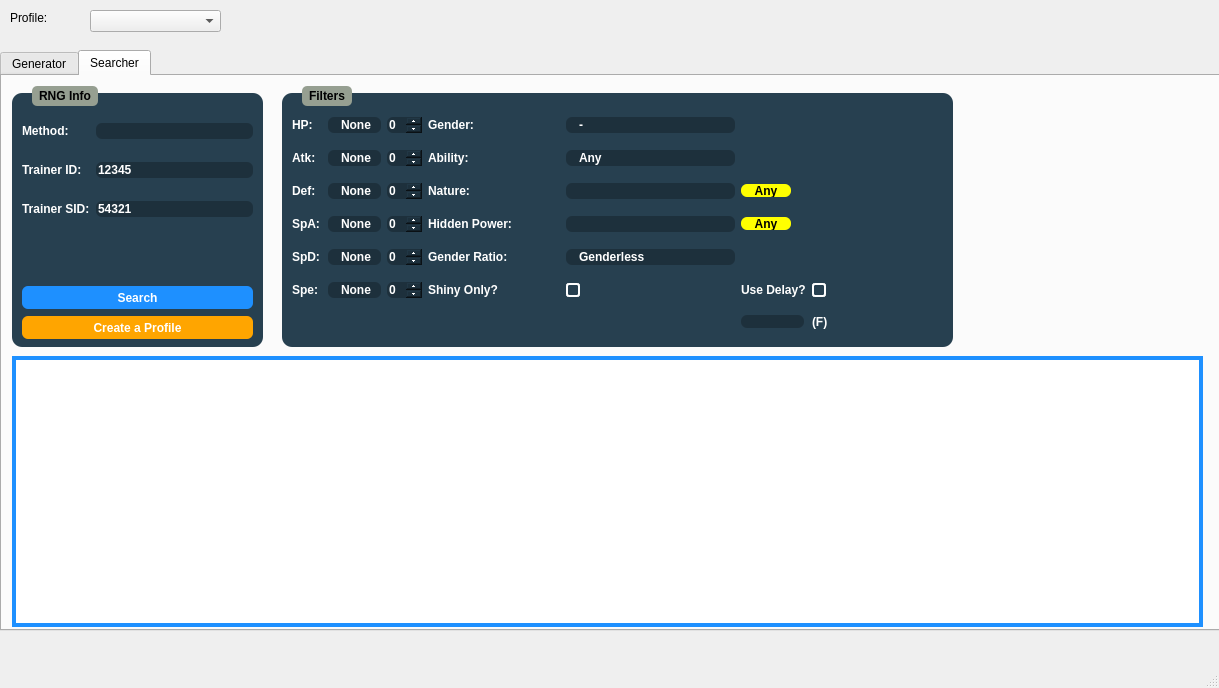
Before: the Qt Designer form Forms/Gen3/Wild3.ui in Admiral-Fish/PokeFinder, drawn with Qt 5.
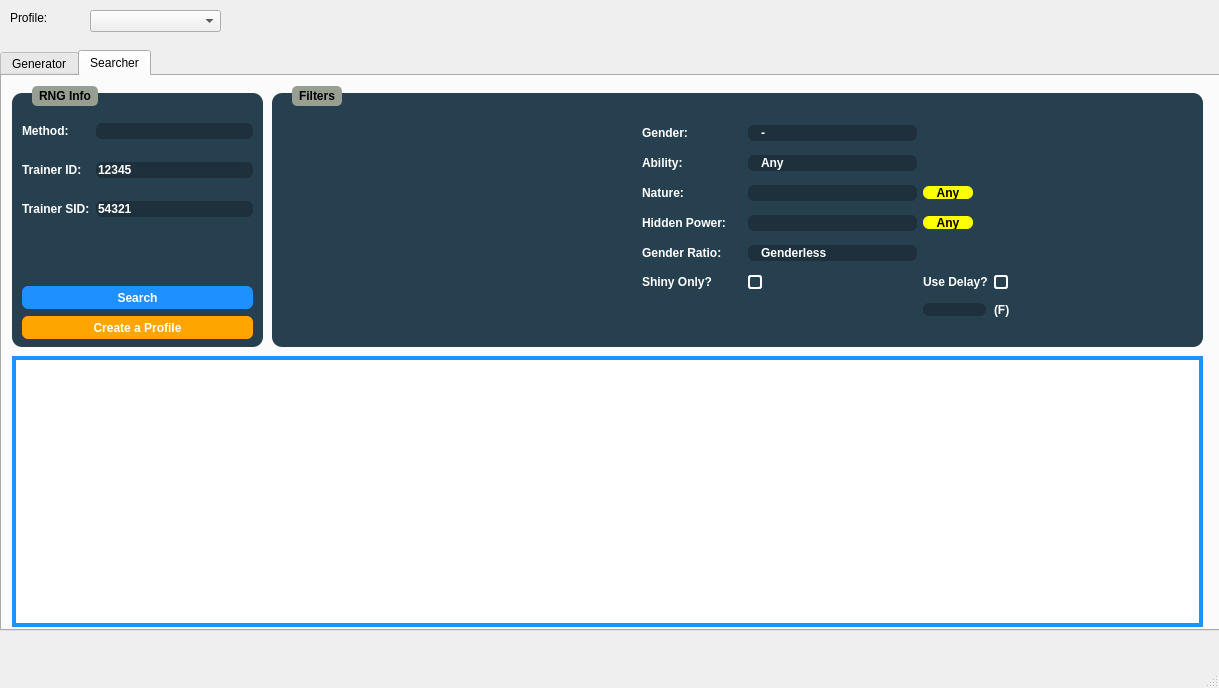
After: the same form once the commit is applied. The open tabs and pages were chosen to show the change. Icons and pictures are not drawn. Custom widgets are drawn as their Qt base class.

```diff
--- a/Forms/Gen3/Wild3.ui
+++ b/Forms/Gen3/Wild3.ui
@@ -1355,9 +1355,9 @@
      <widget class="QGroupBox" name="groupBoxFiltersSearcher3">
       <property name="geometry">
        <rect>
-        <x>280</x>
+        <x>270</x>
         <y>10</y>
-        <width>671</width>
+        <width>931</width>
         <height>261</height>
        </rect>
       </property>
@@ -1454,188 +1454,160 @@
       <property name="title">
        <string>Filters</string>
       </property>
-      <widget class="QWidget" name="gridLayoutWidget_6">
+      <widget class="IVFilter" name="ivFilterSearcher" native="true">
        <property name="geometry">
         <rect>
          <x>10</x>
-         <y>20</y>
-         <width>651</width>
-         <height>234</height>
+         <y>30</y>
+         <width>335</width>
+         <height>180</height>
         </rect>
        </property>
-       <layout class="QGridLayout" name="gridLayout_3" rowstretch="0,0,0,0,0,0,0" columnstretch="0,0,0,0,0,0,0">
-        <property name="sizeConstraint">
-         <enum>QLayout::SetNoConstraint</enum>
-        </property>
-        <item row="1" column="1">
-         <widget class="QComboBox" name="comboBoxAtkSearcher">
-          <property name="layoutDirection">
-           <enum>Qt::LeftToRight</enum>
-          </property>
-          <property name="styleSheet">
-           <string notr="true"/>
-          </property>
-          <property name="sizeAdjustPolicy">
-           <enum>QComboBox::AdjustToContentsOnFirstShow</enum>
-          </property>
-          <property name="duplicatesEnabled">
-           <bool>false</bool>
-          </property>
-          <property name="frame">
-           <bool>true</bool>
-          </property>
-          <item>
-           <property name="text">
-            <string>None</string>
-           </property>
-          </item>
-          <item>
-           <property name="text">
-            <string>==</string>
-           </property>
-          </item>
-          <item>
-           <property name="text">
-            <string>&gt;=</string>
-           </property>
-          </item>
-          <item>
-           <property name="text">
-            <string>&lt;=</string>
-           </property>
-          </item>
-         </widget>
-        </item>
-        <item row="3" column="1">
-         <widget class="QComboBox" name="comboBoxSpASearcher">
-          <property name="layoutDirection">
-           <enum>Qt::LeftToRight</enum>
-          </property>
-          <property name="styleSheet">
-           <string notr="true"/>
-          </property>
-          <property name="sizeAdjustPolicy">
-           <enum>QComboBox::AdjustToContentsOnFirstShow</enum>
-          </property>
-          <property name="duplicatesEnabled">
-           <bool>false</bool>
-          </property>
-          <property name="frame">
-           <bool>true</bool>
-          </property>
-          <item>
-           <property name="text">
-            <string>None</string>
-           </property>
-          </item>
-          <item>
-           <property name="text">
-            <string>==</string>
-           </property>
-          </item>
-          <item>
-           <property name="text">
-            <string>&gt;=</string>
-           </property>
-          </item>
-          <item>
-           <property name="text">
-            <string>&lt;=</string>
-           </property>
-          </item>
-         </widget>
-        </item>
-        <item row="2" column="1">
-         <widget class="QComboBox" name="comboBoxDefSearcher">
-          <property name="sizePolicy">
-           <sizepolicy hsizetype="Minimum" vsizetype="Fixed">
-            <horstretch>0</horstretch>
-            <verstretch>0</verstretch>
-           </sizepolicy>
-          </property>
-          <property name="layoutDirection">
-           <enum>Qt::LeftToRight</enum>
-          </property>
-          <property name="styleSheet">
-           <string notr="true"/>
-          </property>
-          <property name="sizeAdjustPolicy">
-           <enum>QComboBox::AdjustToContentsOnFirstShow</enum>
-          </property>
-          <property name="duplicatesEnabled">
-           <bool>false</bool>
-          </property>
-          <property name="frame">
-           <bool>true</bool>
-          </property>
-          <item>
-           <property name="text">
-            <string>None</string>
-           </property>
-          </item>
-          <item>
-           <property name="text">
-            <string>==</string>
-           </property>
-          </item>
-          <item>
-           <property name="text">
-            <string>&gt;=</string>
-           </property>
-          </item>
-          <item>
-           <property name="text">
-            <string>&lt;=</string>
-           </property>
-          </item>
-         </widget>
-        </item>
-        <item row="3" column="2">
-         <widget class="QSpinBox" name="spinBoxSpASearcher">
-          <property name="maximum">
-           <number>31</number>
-          </property>
-         </widget>
-        </item>
-        <item row="0" column="3">
+      </widget>
+      <widget class="QWidget" name="">
+       <property name="geometry">
+        <rect>
+         <x>370</x>
+         <y>31</y>
+         <width>451</width>
+         <height>211</height>
+        </rect>
+       </property>
+       <layout class="QGridLayout" name="gridLayout_2">
+        <item row="0" column="0">
          <widget class="QLabel" name="genderLabel_3">
           <property name="text">
            <string>Gender:</string>
           </property>
          </widget>
         </item>
-        <item row="2" column="3">
-         <widget class="QLabel" name="natureLabel_3">
-          <property name="text">
-           <string>Nature:</string>
-          </property>
+        <item row="0" column="1">
+         <widget class="QComboBox" name="comboBoxGenderSearcher">
+          <item>
+           <property name="text">
+            <string>-</string>
+           </property>
+          </item>
+          <item>
+           <property name="text">
+            <string>♂</string>
+           </property>
+          </item>
+          <item>
+           <property name="text">
+            <string>♀</string>
+           </property>
+          </item>
          </widget>
         </item>
-        <item row="1" column="3">
+        <item row="1" column="0">
          <widget class="QLabel" name="abilityLabel_3">
           <property name="text">
            <string>Ability:</string>
           </property>
          </widget>
         </item>
-        <item row="3" column="3">
+        <item row="1" column="1">
+         <widget class="QComboBox" name="comboBoxAbilitySearcher">
+          <item>
+           <property name="text">
+            <string>Any</string>
+           </property>
+          </item>
+          <item>
+           <property name="text">
+            <string>0</string>
+           </property>
+          </item>
+          <item>
+           <property name="text">
+            <string>1</string>
+           </property>
+          </item>
+         </widget>
+        </item>
+        <item row="2" column="0">
+         <widget class="QLabel" name="natureLabel_3">
+          <property name="text">
+           <string>Nature:</string>
+          </property>
+         </widget>
+        </item>
+        <item row="2" column="1">
+         <widget class="QCheckList" name="comboBoxNatureSearcher"/>
+        </item>
+        <item row="2" column="2">
+         <widget class="QPushButton" name="anyNatureSearcher">
+          <property name="minimumSize">
+           <size>
+            <width>50</width>
+            <height>13</height>
+           </size>
+          </property>
+          <property name="maximumSize">
+           <size>
+            <width>50</width>
+            <height>13</height>
+           </size>
+          </property>
+          <property name="styleSheet">
+           <string notr="true">QPushButton {
+	background-color: yellow;
+}</string>
+          </property>
+          <property name="text">
+           <string>Any</string>
+          </property>
+         </widget>
+        </item>
+        <item row="3" column="0">
          <widget class="QLabel" name="hiddenPLabel_3">
           <property name="text">
            <string>Hidden Power:</string>
           </property>
          </widget>
         </item>
-        <item row="4" column="3">
-         <widget class="QLabel" name="genderRLabel_3">
-          <property name="text">
-           <string>Gender Ratio:</string>
-          </property>
-         </widget>
-        </item>
-        <item row="3" column="4">
+        <item row="3" column="1">
          <widget class="QCheckList" name="comboBoxHiddenPowerSearcher"/>
         </item>
-        <item row="4" column="4">
+        <item row="3" column="2">
+         <widget class="QPushButton" name="anyHiddenPowerSearcher">
+          <property name="sizePolicy">
+           <sizepolicy hsizetype="Fixed" vsizetype="Fixed">
+            <horstretch>0</horstretch>
+            <verstretch>0</verstretch>
+           </sizepolicy>
+          </property>
+          <property name="minimumSize">
+           <size>
+            <width>50</width>
+            <height>13</height>
+           </size>
+          </property>
+          <property name="maximumSize">
+           <size>
+            <width>50</width>
+            <height>13</height>
+           </size>
+          </property>
+          <property name="styleSheet">
+           <string notr="true">QPushButton {
+	background-color: yellow;
+}</string>
+          </property>
+          <property name="text">
+           <string>Any</string>
+          </property>
+         </widget>
+        </item>
+        <item row="4" column="0">
+         <widget class="QLabel" name="genderRLabel_3">
+          <property name="text">
+           <string>Gender Ratio:</string>
+          </property>
+         </widget>
+        </item>
+        <item row="4" column="1">
          <widget class="QComboBox" name="comboBoxGenderRatioSearcher">
           <item>
            <property name="text">
@@ -1674,200 +1646,41 @@
           </item>
          </widget>
         </item>
-        <item row="5" column="4">
-         <widget class="QCheckBox" name="checkBoxShinySearcher">
-          <property name="text">
-           <string/>
-          </property>
-         </widget>
-        </item>
-        <item row="2" column="2">
-         <widget class="QSpinBox" name="spinBoxDefSearcher">
-          <property name="maximum">
-           <number>31</number>
-          </property>
-         </widget>
-        </item>
-        <item row="4" column="0">
-         <widget class="QLabel" name="spdLabel_3">
-          <property name="text">
-           <string>SpD:</string>
-          </property>
-         </widget>
-        </item>
-        <item row="3" column="0">
-         <widget class="QLabel" name="spaLabel_3">
-          <property name="text">
-           <string>SpA:</string>
-          </property>
-         </widget>
-        </item>
-        <item row="4" column="1">
-         <widget class="QComboBox" name="comboBoxSpDSearcher">
-          <property name="layoutDirection">
-           <enum>Qt::LeftToRight</enum>
-          </property>
-          <property name="styleSheet">
-           <string notr="true"/>
-          </property>
-          <property name="sizeAdjustPolicy">
-           <enum>QComboBox::AdjustToContentsOnFirstShow</enum>
-          </property>
-          <property name="duplicatesEnabled">
-           <bool>false</bool>
-          </property>
-          <property name="frame">
-           <bool>true</bool>
-          </property>
-          <item>
-           <property name="text">
-            <string>None</string>
-           </property>
-          </item>
-          <item>
-           <property name="text">
-            <string>==</string>
-           </property>
-          </item>
-          <item>
-           <property name="text">
-            <string>&gt;=</string>
-           </property>
-          </item>
-          <item>
-           <property name="text">
-            <string>&lt;=</string>
-           </property>
-          </item>
-         </widget>
-        </item>
         <item row="5" column="0">
-         <widget class="QLabel" name="speLabel_3">
-          <property name="text">
-           <string>Spe:</string>
-          </property>
-         </widget>
-        </item>
-        <item row="5" column="1">
-         <widget class="QComboBox" name="comboBoxSpeSearcher">
-          <property name="sizePolicy">
-           <sizepolicy hsizetype="Fixed" vsizetype="Fixed">
-            <horstretch>0</horstretch>
-            <verstretch>0</verstretch>
-           </sizepolicy>
-          </property>
-          <property name="minimumSize">
-           <size>
-            <width>53</width>
-            <height>13</height>
-           </size>
-          </property>
-          <property name="layoutDirection">
-           <enum>Qt::LeftToRight</enum>
-          </property>
-          <property name="styleSheet">
-           <string notr="true"/>
-          </property>
-          <property name="sizeAdjustPolicy">
-           <enum>QComboBox::AdjustToContentsOnFirstShow</enum>
-          </property>
-          <property name="duplicatesEnabled">
-           <bool>false</bool>
-          </property>
-          <property name="frame">
-           <bool>true</bool>
-          </property>
-          <item>
-           <property name="text">
-            <string>None</string>
-           </property>
-          </item>
-          <item>
-           <property name="text">
-            <string>==</string>
-           </property>
-          </item>
-          <item>
-           <property name="text">
-            <string>&gt;=</string>
-           </property>
-          </item>
-          <item>
-           <property name="text">
-            <string>&lt;=</string>
-           </property>
-          </item>
-         </widget>
-        </item>
-        <item row="0" column="2">
-         <widget class="QSpinBox" name="spinBoxHPSearcher">
-          <property name="sizePolicy">
-           <sizepolicy hsizetype="Fixed" vsizetype="Fixed">
-            <horstretch>0</horstretch>
-            <verstretch>0</verstretch>
-           </sizepolicy>
-          </property>
-          <property name="maximum">
-           <number>31</number>
-          </property>
-         </widget>
-        </item>
-        <item row="4" column="2">
-         <widget class="QSpinBox" name="spinBoxSpDSearcher">
-          <property name="maximum">
-           <number>31</number>
-          </property>
-         </widget>
-        </item>
-        <item row="1" column="2">
-         <widget class="QSpinBox" name="spinBoxAtkSearcher">
-          <property name="maximum">
-           <number>31</number>
-          </property>
-         </widget>
-        </item>
-        <item row="5" column="2">
-         <widget class="QSpinBox" name="spinBoxSpeSearcher">
-          <property name="maximum">
-           <number>31</number>
-          </property>
-         </widget>
-        </item>
-        <item row="5" column="3">
          <widget class="QLabel" name="shinyLabel_3">
           <property name="text">
            <string>Shiny Only?</string>
           </property>
          </widget>
         </item>
-        <item row="2" column="4">
-         <widget class="QCheckList" name="comboBoxNatureSearcher"/>
+        <item row="5" column="1">
+         <widget class="QCheckBox" name="checkBoxShinySearcher">
+          <property name="text">
+           <string/>
+          </property>
+         </widget>
         </item>
-        <item row="2" column="5">
-         <widget class="QPushButton" name="anyNatureSearcher">
-          <property name="minimumSize">
-           <size>
-            <width>50</width>
-            <height>13</height>
-           </size>
+        <item row="5" column="2">
+         <widget class="QLabel" name="labelDelay_3">
+          <property name="sizePolicy">
+           <sizepolicy hsizetype="Fixed" vsizetype="Fixed">
+            <horstretch>0</horstretch>
+            <verstretch>0</verstretch>
+           </sizepolicy>
           </property>
-          <property name="maximumSize">
-           <size>
-            <width>50</width>
-            <height>13</height>
-           </size>
+          <property name="text">
+           <string>Use Delay?</string>
           </property>
-          <property name="styleSheet">
-           <string notr="true">QPushButton {
-	background-color: yellow;
-}</string>
-          </property>
+         </widget>
+        </item>
+        <item row="5" column="3">
+         <widget class="QCheckBox" name="checkBoxDelaySearcher">
           <property name="text">
-           <string>Any</string>
+           <string/>
           </property>
          </widget>
         </item>
-        <item row="6" column="5">
+        <item row="6" column="2">
          <widget class="QTextBox" name="delaySearcher">
           <property name="enabled">
            <bool>false</bool>
@@ -1898,173 +1711,13 @@
           </property>
          </widget>
         </item>
-        <item row="1" column="4">
-         <widget class="QComboBox" name="comboBoxAbilitySearcher">
-          <item>
-           <property name="text">
-            <string>Any</string>
-           </property>
-          </item>
-          <item>
-           <property name="text">
-            <string>0</string>
-           </property>
-          </item>
-          <item>
-           <property name="text">
-            <string>1</string>
-           </property>
-          </item>
-         </widget>
-        </item>
-        <item row="0" column="4">
-         <widget class="QComboBox" name="comboBoxGenderSearcher">
-          <item>
-           <property name="text">
-            <string>-</string>
-           </property>
-          </item>
-          <item>
-           <property name="text">
-            <string>♂</string>
-           </property>
-          </item>
-          <item>
-           <property name="text">
-            <string>♀</string>
-           </property>
-          </item>
-         </widget>
-        </item>
-        <item row="0" column="0">
-         <widget class="QLabel" name="hpLabel_3">
-          <property name="sizePolicy">
-           <sizepolicy hsizetype="Fixed" vsizetype="Fixed">
-            <horstretch>0</horstretch>
-            <verstretch>0</verstretch>
-           </sizepolicy>
-          </property>
-          <property name="minimumSize">
-           <size>
-            <width>30</width>
-            <height>16</height>
-           </size>
-          </property>
-          <property name="text">
-           <string>HP:</string>
-          </property>
-         </widget>
-        </item>
-        <item row="0" column="1">
-         <widget class="QComboBox" name="comboBoxHPSearcher">
-          <property name="layoutDirection">
-           <enum>Qt::LeftToRight</enum>
-          </property>
-          <property name="styleSheet">
-           <string notr="true"/>
-          </property>
-          <property name="sizeAdjustPolicy">
-           <enum>QComboBox::AdjustToContentsOnFirstShow</enum>
-          </property>
-          <property name="duplicatesEnabled">
-           <bool>false</bool>
-          </property>
-          <property name="frame">
-           <bool>true</bool>
-          </property>
-          <item>
-           <property name="text">
-            <string>None</string>
-           </property>
-          </item>
-          <item>
-           <property name="text">
-            <string>==</string>
-           </property>
-          </item>
-          <item>
-           <property name="text">
-            <string>&gt;=</string>
-           </property>
-          </item>
-          <item>
-           <property name="text">
-            <string>&lt;=</string>
-           </property>
-          </item>
-         </widget>
-        </item>
-        <item row="2" column="0">
-         <widget class="QLabel" name="defLabel_3">
-          <property name="text">
-           <string>Def:</string>
-          </property>
-         </widget>
-        </item>
-        <item row="1" column="0">
-         <widget class="QLabel" name="atkLabel_3">
-          <property name="text">
-           <string>Atk:</string>
-          </property>
-         </widget>
-        </item>
-        <item row="3" column="5">
-         <widget class="QPushButton" name="anyHiddenPowerSearcher">
-          <property name="sizePolicy">
-           <sizepolicy hsizetype="Fixed" vsizetype="Fixed">
-            <horstretch>0</horstretch>
-            <verstretch>0</verstretch>
-           </sizepolicy>
-          </property>
-          <property name="minimumSize">
-           <size>
-            <width>50</width>
-            <height>13</height>
-           </size>
-          </property>
-          <property name="maximumSize">
-           <size>
-            <width>50</width>
-            <height>13</height>
-           </size>
-          </property>
-          <property name="styleSheet">
-           <string notr="true">QPushButton {
-	background-color: yellow;
-}</string>
-          </property>
-          <property name="text">
-           <string>Any</string>
-          </property>
-         </widget>
-        </item>
-        <item row="6" column="6">
+        <item row="6" column="3">
          <widget class="QLabel" name="labelF_3">
           <property name="text">
            <string>(F)</string>
           </property>
          </widget>
         </item>
-        <item row="5" column="6">
-         <widget class="QCheckBox" name="checkBoxDelaySearcher">
-          <property name="text">
-           <string/>
-          </property>
-         </widget>
-        </item>
-        <item row="5" column="5">
-         <widget class="QLabel" name="labelDelay_3">
-          <property name="sizePolicy">
-           <sizepolicy hsizetype="Fixed" vsizetype="Fixed">
-            <horstretch>0</horstretch>
-            <verstretch>0</verstretch>
-           </sizepolicy>
-          </property>
-          <property name="text">
-           <string>Use Delay?</string>
-          </property>
-         </widget>
-        </item>
        </layout>
       </widget>
      </widget>
@@ -2156,6 +1809,12 @@
    <extends>QComboBox</extends>
    <header>Forms/QCheckList.hpp</header>
   </customwidget>
+  <customwidget>
+   <class>IVFilter</class>
+   <extends>QWidget</extends>
+   <header>Forms/IVFilter.hpp</header>
+   <container>1</container>
+  </customwidget>
  </customwidgets>
  <resources/>
  <connections/>
```
Left out of the diff: 669 changed lines with no effect on the pictures.
